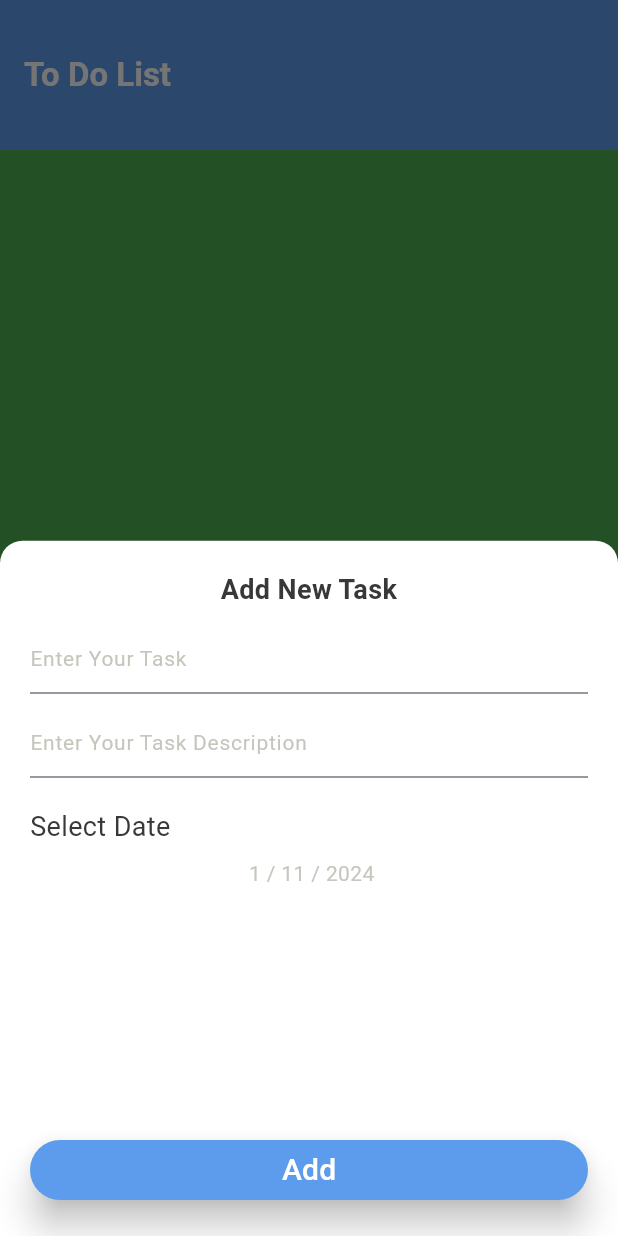
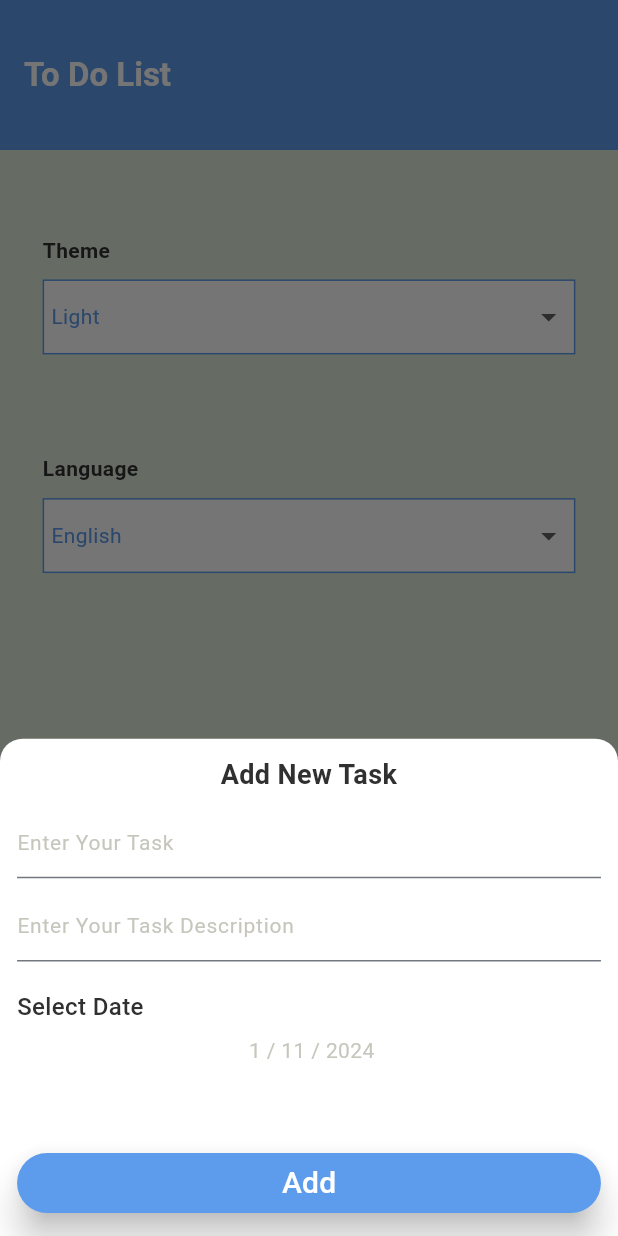
Before and after one commit to ShrookGamal/To-Do, a Flutter app: the screen it shows after launch, item 2 of the bottom bar chosen, after a tap on the "add" icon, on a phone screen of 412 x 824 dp. Run offline on Flutter 3.47's test engine with Material 3 defaults, Android fonts, the phone set to English and light mode, and no system bars; our stand-ins replace easy_date_timeline, flutter_screenutil, flutter_slidable.

Commit message:
+ settings tab

```diff
--- a/lib/core/utils/colors_manager.dart
+++ b/lib/core/utils/colors_manager.dart
@@ -5,5 +5,6 @@ class ColorsManager {
   static const blue = Color(0XFF5D9CEC);
   static const gray = Color(0XFFC8C9CB);
   static const black = Color(0XFF383838);
+  static const lightBlack = Color(0XFF303030);
   static const hintColor = Color(0XFFA9A9A99C);
 }
--- a/lib/core/utils/text_styles.dart
+++ b/lib/core/utils/text_styles.dart
@@ -3,20 +3,24 @@ import 'package:flutter/material.dart';
 import 'colors_manager.dart';
 
 class AppTextStyles {
-  static TextStyle appBarTextStyle =
-      TextStyle(fontWeight: FontWeight.w700, fontSize: 22, color: Colors.white);
-  static TextStyle taskSheetTitleTextStyle = TextStyle(
-      fontWeight: FontWeight.w700, fontSize: 18, color: ColorsManager.black);
-  static TextStyle hintTextStyle = TextStyle(
+  static TextStyle appBarTextStyle = const TextStyle(
+      fontWeight: FontWeight.w700, fontSize: 22, color: Colors.white);
+  static TextStyle taskSheetTitleTextStyle = const TextStyle(
+      fontWeight: FontWeight.w700,
+      fontSize: 18,
+      color: ColorsManager.lightBlack);
+  static TextStyle hintTextStyle = const TextStyle(
       fontWeight: FontWeight.w400,
       fontSize: 14,
       color: ColorsManager.hintColor);
-  static TextStyle DateLabelTextStyle = TextStyle(
-      fontWeight: FontWeight.w400, fontSize: 18, color: ColorsManager.black);
-  static TextStyle elevatedButtonText =
-      TextStyle(fontWeight: FontWeight.w500, fontSize: 20, color: Colors.white);
-  static TextStyle taskTitle = TextStyle(
-      fontWeight: FontWeight.w700, fontSize: 18, color: ColorsManager.blue);
-  static TextStyle taskDescription = TextStyle(
-      fontWeight: FontWeight.w700, fontSize: 16, color: ColorsManager.black);
+  static TextStyle dateLabelTextStyle = const TextStyle(
+      fontWeight: FontWeight.w500,
+      fontSize: 16,
+      color: ColorsManager.lightBlack);
+  static TextStyle elevatedButtonText = const TextStyle(
+      fontWeight: FontWeight.w500, fontSize: 20, color: Colors.white);
+  static TextStyle taskTitle = const TextStyle(
+      fontWeight: FontWeight.w600, fontSize: 16, color: ColorsManager.blue);
+  static TextStyle taskDescription = const TextStyle(
+      fontWeight: FontWeight.w500, fontSize: 14, color: ColorsManager.black);
 }
--- a/lib/my_app/my_app.dart
+++ b/lib/my_app/my_app.dart
@@ -1,4 +1,5 @@
 import 'package:flutter/material.dart';
+import 'package:flutter_screenutil/flutter_screenutil.dart';
 import 'package:to_do/core/utils/routes_manager.dart';
 
 import '../config/theme/app_theme.dart';
@@ -9,13 +10,18 @@ class MyApp extends StatelessWidget {
   // This widget is the root of your application.
   @override
   Widget build(BuildContext context) {
-    return MaterialApp(
+    return ScreenUtilInit(
+      designSize: const Size(412, 870),
+      minTextAdapt: true,
+      splitScreenMode: true,
+      builder: (context, child) => MaterialApp(
         onGenerateRoute: RoutesManager.router,
         initialRoute: RoutesManager.splashRoute,
         debugShowCheckedModeBanner: false,
         theme: AppTheme.light,
         darkTheme: AppTheme.dark,
         themeMode: ThemeMode.light,
+      ),
     );
   }
 }
--- a/lib/presentation/screens/home/home_screen.dart
+++ b/lib/presentation/screens/home/home_screen.dart
@@ -57,6 +57,12 @@ class _HomeScreenState extends State<HomeScreen> {
       );
 
   void showBottomSheet() {
-    showModalBottomSheet(context: context, builder: (context) => TaskSheet());
+    showModalBottomSheet(
+        context: context,
+        builder: (context) => Padding(
+              padding: MediaQuery.of(context).viewInsets,
+              child: TaskSheet(),
+            ),
+        isScrollControlled: true);
   }
 }
--- a/lib/presentation/screens/home/tabs/settings_tab/settings_tab.dart
+++ b/lib/presentation/screens/home/tabs/settings_tab/settings_tab.dart
@@ -1,12 +1,121 @@
 import 'package:flutter/material.dart';
+import 'package:flutter_screenutil/flutter_screenutil.dart';
 
-class SettingsTab extends StatelessWidget {
-  const SettingsTab({super.key});
+import '../../../../../core/utils/colors_manager.dart';
+
+class SettingsTab extends StatefulWidget {
+  SettingsTab({super.key});
+
+  @override
+  State<SettingsTab> createState() => _SettingsTabState();
+}
+
+class _SettingsTabState extends State<SettingsTab> {
+  String selectedTheme = 'Light';
+
+  String selectedLang = 'English';
 
   @override
   Widget build(BuildContext context) {
     return Container(
-      color: Colors.green,
+      margin: REdgeInsets.symmetric(vertical: 60, horizontal: 30),
+      child: Column(
+        // mainAxisAlignment: MainAxisAlignment.start,
+        crossAxisAlignment: CrossAxisAlignment.start,
+        children: [
+          Text(
+            'Theme',
+            style: TextStyle(
+                fontWeight: FontWeight.w700,
+                fontSize: 14,
+                color: ColorsManager.lightBlack),
+          ),
+          SizedBox(
+            height: 10.h,
+          ),
+          Container(
+            padding: REdgeInsets.symmetric(horizontal: 5),
+            width: double.infinity,
+            decoration: BoxDecoration(
+                border: Border.all(color: ColorsManager.blue),
+                color: Colors.white),
+            child: Row(
+              mainAxisAlignment: MainAxisAlignment.spaceBetween,
+              children: [
+                Text(
+                  selectedTheme,
+                  style: TextStyle(
+                      fontSize: 14,
+                      fontWeight: FontWeight.w400,
+                      color: ColorsManager.blue),
+                ),
+                DropdownButton<String>(
+                  underline: Container(
+                    color: Colors.transparent,
+                  ),
+                  items: <String>['Light', 'Dark'].map((String value) {
+                    return DropdownMenuItem<String>(
+                      value: value,
+                      child: Text(value),
+                    );
+                  }).toList(),
+                  onChanged: (newTheme) {
+                    selectedTheme = newTheme!;
+                    setState(() {});
+                  },
+                ),
+              ],
+            ),
+          ),
+          SizedBox(
+            height: 70.h,
+          ),
+          Text(
+            'Language',
+            style: TextStyle(
+                fontWeight: FontWeight.w700,
+                fontSize: 14,
+                color: ColorsManager.lightBlack),
+          ),
+          SizedBox(
+            height: 10.h,
+          ),
+          Container(
+            padding: REdgeInsets.symmetric(horizontal: 5),
+            width: double.infinity,
+            decoration: BoxDecoration(
+                border: Border.all(color: ColorsManager.blue),
+                color: Colors.white),
+            child: Row(
+              mainAxisAlignment: MainAxisAlignment.spaceBetween,
+              children: [
+                Text(
+                  selectedLang,
+                  style: TextStyle(
+                      fontSize: 14,
+                      fontWeight: FontWeight.w400,
+                      color: ColorsManager.blue),
+                ),
+                DropdownButton<String>(
+                  underline: Container(
+                    color: Colors.transparent,
+                  ),
+                  items: <String>['English', 'Arabic'].map((String value) {
+                    return DropdownMenuItem<String>(
+                      value: value,
+                      child: Text(value),
+                    );
+                  }).toList(),
+                  onChanged: (newLanguage) {
+                    selectedLang = newLanguage!;
+                    setState(() {});
+                  },
+                ),
+              ],
+            ),
+          ),
+        ],
+      ),
     );
   }
 }
--- a/lib/presentation/screens/home/tabs/tasks_tab/tasks_tab.dart
+++ b/lib/presentation/screens/home/tabs/tasks_tab/tasks_tab.dart
@@ -1,5 +1,6 @@
 import 'package:easy_date_timeline/easy_date_timeline.dart';
 import 'package:flutter/material.dart';
+import 'package:flutter_screenutil/flutter_screenutil.dart';
 import 'package:to_do/core/utils/colors_manager.dart';
 import 'package:to_do/presentation/screens/home/tabs/tasks_tab/widgets/task_item.dart';
 
@@ -15,11 +16,11 @@ class _TasksTabState extends State<TasksTab> {
   Widget build(BuildContext context) {
     return Stack(
       children: [
-        Container(color: ColorsManager.blue, height: 40),
+        Container(color: ColorsManager.blue, height: 100.h),
         Column(
           children: [
             buildCalenderTimeLine(),
-            SizedBox(height: 8),
+            SizedBox(height: 15.h),
             TaskItem(),
           ],
         ),
@@ -31,13 +32,17 @@ class _TasksTabState extends State<TasksTab> {
         initialDate: DateTime.now(),
         onDateChange: (selectedDate) {},
         headerProps: const EasyHeaderProps(
-          showHeader: false,
+          showHeader: true,
           monthPickerType: MonthPickerType.switcher,
           dateFormatter: DateFormatter.fullDateDayAsStrMY(),
+          monthStyle: TextStyle(
+              color: Colors.white, fontWeight: FontWeight.w500, fontSize: 16),
+          selectedDateStyle: TextStyle(
+              color: Colors.white, fontWeight: FontWeight.w500, fontSize: 16),
         ),
         dayProps: EasyDayProps(
-          height: 75,
-          width: 50,
+          height: 79.h,
+          width: 58.w,
           dayStructure: DayStructure.dayStrDayNum,
           activeDayStyle: DayStyle(
             dayNumStyle: TextStyle(
--- a/lib/presentation/screens/home/tabs/tasks_tab/widgets/task_item.dart
+++ b/lib/presentation/screens/home/tabs/tasks_tab/widgets/task_item.dart
@@ -1,4 +1,5 @@
 import 'package:flutter/material.dart';
+import 'package:flutter_screenutil/flutter_screenutil.dart';
 import 'package:flutter_slidable/flutter_slidable.dart';
 import 'package:to_do/core/utils/colors_manager.dart';
 import 'package:to_do/core/utils/date_style.dart';
@@ -11,7 +12,7 @@ class TaskItem extends StatelessWidget {
   @override
   Widget build(BuildContext context) {
     return Container(
-      margin: EdgeInsets.all(8),
+      margin: REdgeInsets.all(8),
       decoration: BoxDecoration(
           color: Theme.of(context).colorScheme.onPrimary,
           borderRadius: BorderRadius.circular(15)),
@@ -39,17 +40,18 @@ class TaskItem extends StatelessWidget {
           ],
         ),
         child: Container(
-          padding: EdgeInsets.all(10),
+          height: 115.h,
+          padding: REdgeInsets.all(10),
           child: IntrinsicHeight(
             child: Row(
               children: [
                 Container(
-                  width: 4,
+                  width: 4.w,
                   decoration: BoxDecoration(
                       color: Theme.of(context).colorScheme.primary,
                       borderRadius: BorderRadius.circular(10)),
                 ),
-                SizedBox(width: 8),
+                SizedBox(width: 10.w),
                 Column(
                   mainAxisSize: MainAxisSize.min,
                   children: [
@@ -58,31 +60,31 @@ class TaskItem extends StatelessWidget {
                       style: AppTextStyles.taskTitle,
                     ),
                     SizedBox(
-                      height: 4,
+                      height: 4.h,
                     ),
                     Text(
                       'Task Description ',
                       style: AppTextStyles.taskDescription,
                     ),
                     SizedBox(
-                      height: 4,
+                      height: 4.h,
                     ),
                     Text(
                       DateTime.now().toFormattedDate(),
-                      style: AppTextStyles.DateLabelTextStyle,
+                      style: AppTextStyles.dateLabelTextStyle,
                     ),
                   ],
                 ),
                 Spacer(),
                 Container(
-                    padding: EdgeInsets.symmetric(horizontal: 10, vertical: 2),
+                    padding: REdgeInsets.symmetric(horizontal: 12, vertical: 3),
                     decoration: BoxDecoration(
                         color: Theme.of(context).colorScheme.primary,
                         borderRadius: BorderRadius.circular(10)),
                     child: Icon(
                       Icons.check,
                       color: Theme.of(context).colorScheme.onPrimary,
-                      size: 33,
+                      size: 35,
                     ))
               ],
             ),
--- a/lib/presentation/screens/home/task_bottom_sheet/task_sheet.dart
+++ b/lib/presentation/screens/home/task_bottom_sheet/task_sheet.dart
@@ -1,6 +1,6 @@
 import 'package:flutter/material.dart';
+import 'package:flutter_screenutil/flutter_screenutil.dart';
 import 'package:to_do/core/utils/date_style.dart';
-
 import '../../../../core/utils/text_styles.dart';
 
 class TaskSheet extends StatefulWidget {
@@ -16,7 +16,9 @@ class _TaskSheetState extends State<TaskSheet> {
   @override
   Widget build(BuildContext context) {
     return Container(
-      padding: EdgeInsets.all(20),
+      width: 412.w,
+      height: 350.h,
+      padding: REdgeInsets.all(12),
       child: Column(
         crossAxisAlignment: CrossAxisAlignment.stretch,
         children: [
@@ -24,7 +26,7 @@ class _TaskSheetState extends State<TaskSheet> {
               textAlign: TextAlign.center,
               style: AppTextStyles.taskSheetTitleTextStyle),
           SizedBox(
-            height: 8,
+            height: 8.h,
           ),
           TextFormField(
             decoration: InputDecoration(
@@ -32,7 +34,7 @@ class _TaskSheetState extends State<TaskSheet> {
                 hintStyle: AppTextStyles.hintTextStyle),
           ),
           SizedBox(
-            height: 8,
+            height: 8.h,
           ),
           TextFormField(
             decoration: InputDecoration(
@@ -40,14 +42,14 @@ class _TaskSheetState extends State<TaskSheet> {
                 hintStyle: AppTextStyles.hintTextStyle),
           ),
           SizedBox(
-            height: 20,
+            height: 20.h,
           ),
           Text(
             'Select Date ',
-            style: AppTextStyles.DateLabelTextStyle,
+            style: AppTextStyles.dateLabelTextStyle,
           ),
           SizedBox(
-            height: 8,
+            height: 8.h,
           ),
           InkWell(
               onTap: () {
--- a/pubspec.yaml
+++ b/pubspec.yaml
@@ -39,6 +39,7 @@ dependencies:
   intl: ^0.19.0
   flutter_slidable: ^3.1.1
   easy_date_timeline: ^1.1.3
+  flutter_screenutil: ^5.9.3
 
 dev_dependencies:
   flutter_test:
```
Also changed, not shown: pubspec.lock. Lines whose indentation alone changed are shown as unchanged.
